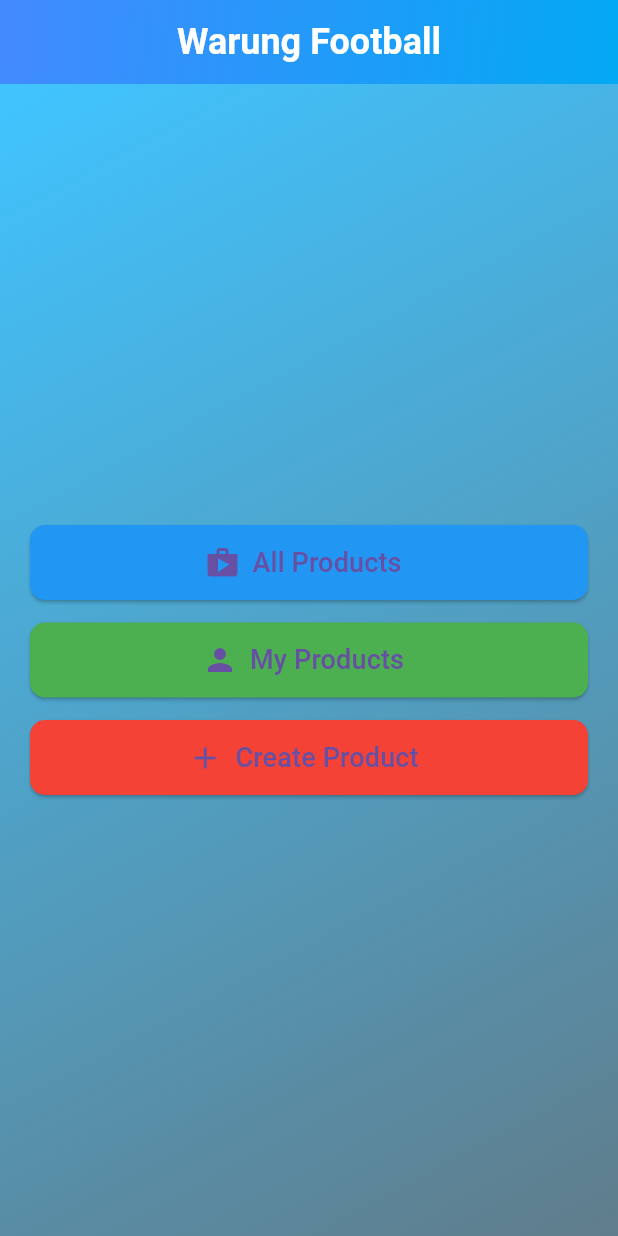
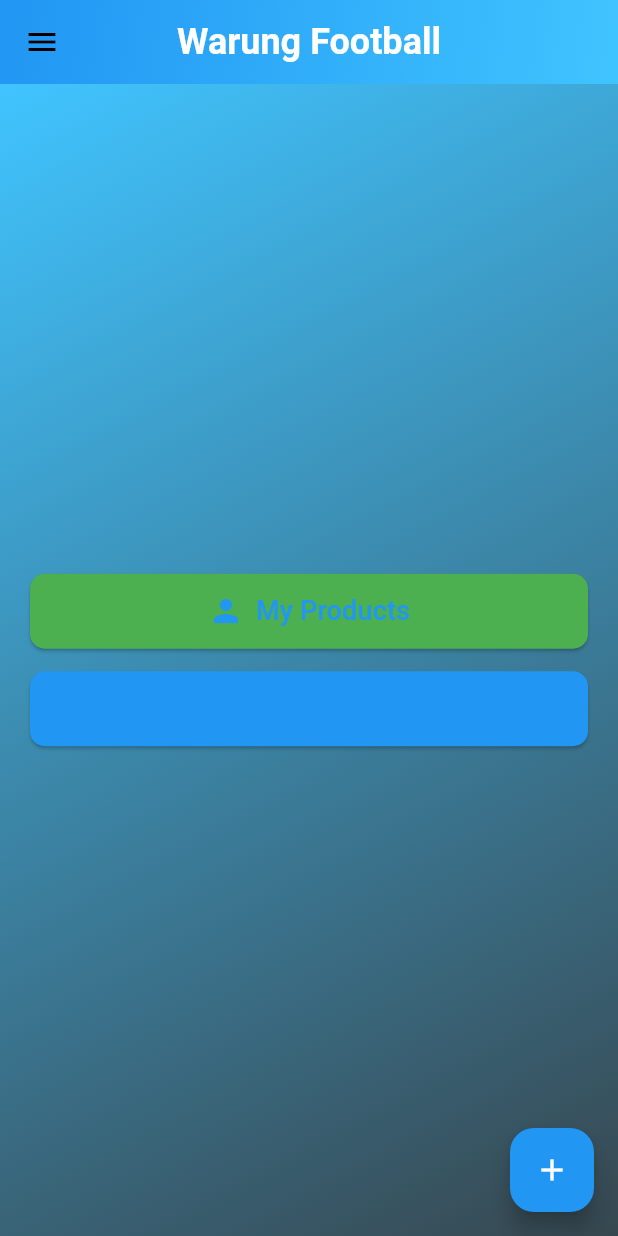
Before and after one commit to faiz-ysf/warungfootball_flutter, a Flutter app: the screen it shows after launch, on a phone screen of 412 x 824 dp. Run offline on Flutter 3.47's test engine with Material 3 defaults, Android fonts, the phone set to English and light mode, and no system bars.

Commit message:
Selesai tugas 8

```diff
--- a/lib/main.dart
+++ b/lib/main.dart
@@ -1,4 +1,5 @@
 import 'package:flutter/material.dart';
+import 'package:warungfootball_flutter/add_product_page.dart';
 import 'package:warungfootball_flutter/product_buttons.dart';
 
 void main() {
@@ -13,7 +14,26 @@ class MyApp extends StatelessWidget {
     return MaterialApp(
       title: 'Warung Football',
       theme: ThemeData(
-        primarySwatch: Colors.blue,
+        colorScheme: ColorScheme.fromSwatch(primarySwatch: Colors.blue).copyWith(
+          secondary: Colors.lightBlueAccent,
+          surface: Colors.blueGrey[800],
+        ),
+        appBarTheme: const AppBarTheme(
+          backgroundColor: Colors.transparent,
+          elevation: 0,
+          titleTextStyle: TextStyle(
+            color: Colors.white,
+            fontWeight: FontWeight.bold,
+            fontSize: 24,
+          ),
+        ),
+        textTheme: const TextTheme(
+          headlineLarge: TextStyle(
+            color: Colors.white,
+            fontWeight: FontWeight.bold,
+            fontSize: 24,
+          ),
+        ),
       ),
       home: const MyHomePage(),
     );
@@ -26,35 +46,65 @@ class MyHomePage extends StatelessWidget {
   @override
   Widget build(BuildContext context) {
     return Scaffold(
-      appBar: PreferredSize(
-        preferredSize: const Size.fromHeight(kToolbarHeight),
-        child: Container(
-          decoration: const BoxDecoration(
+      appBar: AppBar(
+        title: Text(
+          'Warung Football',
+          style: Theme.of(context).textTheme.headlineLarge,
+        ),
+        centerTitle: true,
+        flexibleSpace: Container(
+          decoration: BoxDecoration(
             gradient: LinearGradient(
-              colors: [Colors.blueAccent, Colors.lightBlue],
+              colors: [Theme.of(context).colorScheme.primary, Theme.of(context).colorScheme.secondary],
               begin: Alignment.topLeft,
               end: Alignment.bottomRight,
             ),
           ),
-          child: AppBar(
-            backgroundColor: Colors.transparent,
-            elevation: 0,
-            title: const Text(
-              'Warung Football',
-              style: TextStyle(
-                color: Colors.white,
-                fontWeight: FontWeight.bold,
-                fontSize: 24,
+        ),
+      ),
+      drawer: Drawer(
+        child: ListView(
+          padding: EdgeInsets.zero,
+          children: <Widget>[
+            const DrawerHeader(
+              decoration: BoxDecoration(
+                color: Colors.blue,
+              ),
+              child: Text(
+                'Menu',
+                style: TextStyle(
+                  color: Colors.white,
+                  fontSize: 24,
+                ),
               ),
             ),
-            centerTitle: true,
-          ),
+            ListTile(
+              leading: const Icon(Icons.home),
+              title: const Text('Halaman Utama'),
+              onTap: () {
+                Navigator.pushReplacement(
+                  context,
+                  MaterialPageRoute(builder: (context) => const MyHomePage()),
+                );
+              },
+            ),
+            ListTile(
+              leading: const Icon(Icons.add_shopping_cart),
+              title: const Text('Tambah Produk'),
+              onTap: () {
+                Navigator.push(
+                  context,
+                  MaterialPageRoute(builder: (context) => const AddProductPage()),
+                );
+              },
+            ),
+          ],
         ),
       ),
       body: Container(
-        decoration: const BoxDecoration(
+        decoration: BoxDecoration(
           gradient: LinearGradient(
-            colors: [Colors.lightBlueAccent, Colors.blueGrey],
+            colors: [Theme.of(context).colorScheme.secondary, Theme.of(context).colorScheme.surface],
             begin: Alignment.topLeft,
             end: Alignment.bottomRight,
           ),
@@ -63,6 +113,16 @@ class MyHomePage extends StatelessWidget {
           child: ProductButtons(),
         ),
       ),
+      floatingActionButton: FloatingActionButton(
+        onPressed: () {
+          Navigator.push(
+            context,
+            MaterialPageRoute(builder: (context) => const AddProductPage()),
+          );
+        },
+        tooltip: 'Add Product',
+        child: const Icon(Icons.add),
+      ),
     );
   }
 }
--- a/lib/product_buttons.dart
+++ b/lib/product_buttons.dart
@@ -34,6 +34,16 @@ class _ProductButtonsState extends State<ProductButtons> with SingleTickerProvid
     super.dispose();
   }
 
+  ButtonStyle _buildButtonStyle(Color backgroundColor) {
+    return ElevatedButton.styleFrom(
+      backgroundColor: backgroundColor,
+      shape: RoundedRectangleBorder(
+        borderRadius: BorderRadius.circular(10),
+      ),
+      padding: const EdgeInsets.symmetric(vertical: 12.0),
+    );
+  }
+
   @override
   Widget build(BuildContext context) {
     return Column(
@@ -49,24 +59,16 @@ class _ProductButtonsState extends State<ProductButtons> with SingleTickerProvid
                 onPressed: () {
                   ScaffoldMessenger.of(context).showSnackBar(
                     const SnackBar(
-                      content: Text('Kamu telah menekan tombol All Products'),
+                      content: Text('Kamu telah menekan tombol My Products'),
                     ),
                   );
                 },
-                icon: const Icon(Icons.shop, size: 24),
-                label: const Padding(
-                  padding: EdgeInsets.symmetric(vertical: 12.0),
-                  child: Text(
-                    'All Products',
-                    style: TextStyle(fontSize: 18),
-                  ),
+                icon: const Icon(Icons.person, size: 24),
+                label: const Text(
+                  'My Products',
+                  style: TextStyle(fontSize: 18),
                 ),
-                style: ElevatedButton.styleFrom(
-                  backgroundColor: Colors.blue,
-                  shape: RoundedRectangleBorder(
-                    borderRadius: BorderRadius.circular(10),
-                  ),
-                ),
+                style: _buildButtonStyle(Colors.green),
               ),
             ),
           ),
@@ -82,57 +84,16 @@ class _ProductButtonsState extends State<ProductButtons> with SingleTickerProvid
                 onPressed: () {
                   ScaffoldMessenger.of(context).showSnackBar(
                     const SnackBar(
-                      content: Text('Kamu telah menekan tombol My Products'),
+                      content: Text('Kamu telah menekan tombol View All Products'),
                     ),
                   );
                 },
-                icon: const Icon(Icons.person, size: 24),
-                label: const Padding(
-                  padding: EdgeInsets.symmetric(vertical: 12.0),
-                  child: Text(
-                    'My Products',
-                    style: TextStyle(fontSize: 18),
-                  ),
+                icon: const Icon(Icons.list, size: 24),
+                label: const Text(
+                  'View All Products',
+                  style: TextStyle(fontSize: 18),
                 ),
-                style: ElevatedButton.styleFrom(
-                  backgroundColor: Colors.green,
-                  shape: RoundedRectangleBorder(
-                    borderRadius: BorderRadius.circular(10),
-                  ),
-                ),
-              ),
-            ),
-          ),
-        ),
-        const SizedBox(height: 15), // Increased spacing
-        FadeTransition(
-          opacity: _fadeAnimation,
-          child: Padding(
-            padding: const EdgeInsets.symmetric(horizontal: 20.0),
-            child: SizedBox(
-              width: double.infinity, // Make button full width
-              child: ElevatedButton.icon(
-                onPressed: () {
-                  ScaffoldMessenger.of(context).showSnackBar(
-                    const SnackBar(
-                      content: Text('Kamu telah menekan tombol Create Product'),
-                    ),
-                  );
-                },
-                icon: const Icon(Icons.add, size: 24),
-                label: const Padding(
-                  padding: EdgeInsets.symmetric(vertical: 12.0),
-                  child: Text(
-                    'Create Product',
-                    style: TextStyle(fontSize: 18),
-                  ),
-                ),
-                style: ElevatedButton.styleFrom(
-                  backgroundColor: Colors.red,
-                  shape: RoundedRectangleBorder(
-                    borderRadius: BorderRadius.circular(10),
-                  ),
-                ),
+                style: _buildButtonStyle(Colors.blue),
               ),
             ),
           ),
```
Also changed, not shown: lib/add_product_page.dart (added, +176 -0 lines), models.py.txt (added, +37 -0 lines), 1 other file.
